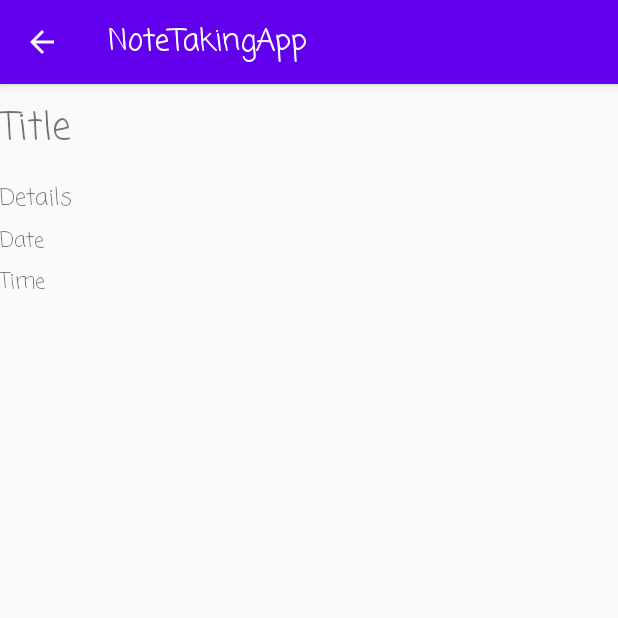
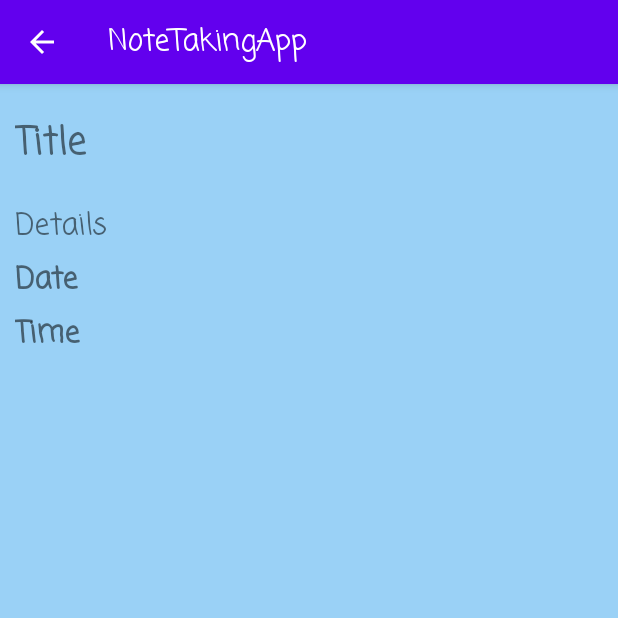
Before and after one commit to awc15/Note-Taking-Application-Android, an Android app: the ShowNote screen opened directly, with no data from a screen before it, on a phone screen of 412 x 824 dp, the top half of it. Run offline under Robolectric (Android 15) with nearby library versions, the phone set to English and light mode, and no system bars; 4 statements that could not run were skipped.

Commit message:
Now we can add note and display them on the main page to.

```diff
--- a/app/src/main/java/com/example/notetakingapp/AddNote.java
+++ b/app/src/main/java/com/example/notetakingapp/AddNote.java
@@ -77,7 +77,7 @@ public class AddNote extends AppCompatActivity implements DatePickerDialog.OnDat
                                 time.setText(hourOfDay + ":" + mMinute);
                                 timeSet = true;
                             }
-                        }, 12, 0, false
+                        }, 12, 0, true
                 );
                 timePickerDialog.updateTime(mHour, minute);
                 timePickerDialog.show();
--- a/app/src/main/java/com/example/notetakingapp/MainActivity.java
+++ b/app/src/main/java/com/example/notetakingapp/MainActivity.java
@@ -43,7 +43,7 @@ public class MainActivity extends AppCompatActivity {
             public void onItemClicked(int position) {
                // Toast.makeText(getApplicationContext(),"Item : "+position,Toast.LENGTH_SHORT).show();
                 Intent intent=new Intent(getApplicationContext(),ShowNote.class);
-                intent.putExtra("ID",position);
+                intent.putExtra("ID",position+1);
                 startActivity(intent);
             }
         });
--- a/app/src/main/java/com/example/notetakingapp/ShowNote.java
+++ b/app/src/main/java/com/example/notetakingapp/ShowNote.java
@@ -2,6 +2,7 @@ package com.example.notetakingapp;
 
 import androidx.appcompat.app.AppCompatActivity;
 
+import android.database.Cursor;
 import android.database.sqlite.SQLiteDatabase;
 import android.os.Bundle;
 import android.widget.TextView;
@@ -9,7 +10,7 @@ import android.widget.Toast;
 
 public class ShowNote extends AppCompatActivity {
 
-    TextView title,detail,date,time;
+    TextView title, detail, date, time;
     SQLiteDatabase mDatabase;
     NotesDBHelper dbHelper;
 
@@ -17,17 +18,41 @@ public class ShowNote extends AppCompatActivity {
     protected void onCreate(Bundle savedInstanceState) {
         super.onCreate(savedInstanceState);
         setContentView(R.layout.activity_show_note);
-        long ID=getIntent().getIntExtra("ID",0);
-        String SEARCH_QUERY="SELECT * FROM "+ NotesContract.Notes.TABLE_NAME +
-                " WHERE "+ NotesContract.Notes._ID + " = "+ID;
-       // Toast.makeText(getApplicationContext(),"ID : "+ ID,Toast.LENGTH_SHORT).show();
-        title=findViewById(R.id.title);
-        detail=findViewById(R.id.detail);
-        date=findViewById(R.id.date);
-        time=findViewById(R.id.time);
-        dbHelper=new NotesDBHelper(this);
-        mDatabase=dbHelper.getReadableDatabase();
-        mDatabase.execSQL(SEARCH_QUERY);
-        Toast.makeText(getApplicationContext(),"Hello"+"\n"+mDatabase.execSQL(SEARCH_QUERY),Toast.LENGTH_SHORT).show();
+        long ID = getIntent().getIntExtra("ID", 0);
+        String SEARCH_QUERY = "SELECT * FROM " + NotesContract.Notes.TABLE_NAME +
+                " WHERE " + NotesContract.Notes._ID + " = " + ID;
+        // Toast.makeText(getApplicationContext(),"ID : "+ ID,Toast.LENGTH_SHORT).show();
+        title = findViewById(R.id.title);
+        detail = findViewById(R.id.detail);
+        date = findViewById(R.id.date);
+        time = findViewById(R.id.time);
+        dbHelper = new NotesDBHelper(this);
+        mDatabase = dbHelper.getReadableDatabase();
+
+        Cursor cursor = mDatabase.query(NotesContract.Notes.TABLE_NAME,
+                new String[]{NotesContract.Notes.NOTES_TITLE, NotesContract.Notes.NOTES_DESCRIPTION,
+                        NotesContract.Notes.NOTES_TIME,NotesContract.Notes.NOTES_DATE},
+                NotesContract.Notes._ID + "=?",
+                new String[]{String.valueOf(ID)}, null, null, null, null);
+
+        if (cursor != null)
+            cursor.moveToFirst();
+       // String checkTitle = ;
+        title.setText(cursor.getString(cursor.getColumnIndex(NotesContract.Notes.NOTES_TITLE)));
+        detail.setText(cursor.getString(cursor.getColumnIndex(NotesContract.Notes.NOTES_DESCRIPTION)));
+        date.setText(cursor.getString(cursor.getColumnIndex(NotesContract.Notes.NOTES_DATE)));
+        time.setText(cursor.getString(cursor.getColumnIndex(NotesContract.Notes.NOTES_TIME)));
+        cursor.close();
+
+
+
+
+
+
+//        Cursor cursor = mDatabase.rawQuery(SEARCH_QUERY, null);
+//        if (cursor != null) {
+//            cursor.moveToNext();
+//            title.setText(cursor.getColumnIndex(NotesContract.Notes.NOTES_TITLE));
+        }
+
     }
-}
--- a/app/src/main/res/layout/activity_main.xml
+++ b/app/src/main/res/layout/activity_main.xml
@@ -4,7 +4,8 @@
     xmlns:tools="http://schemas.android.com/tools"
     android:layout_width="match_parent"
     android:layout_height="match_parent"
-    tools:context=".MainActivity">
+    tools:context=".MainActivity"
+    android:background="#9AD1F6">
 
     <androidx.recyclerview.widget.RecyclerView
         android:id="@+id/recyclerView"
--- a/app/src/main/res/layout/activity_show_note.xml
+++ b/app/src/main/res/layout/activity_show_note.xml
@@ -4,32 +4,46 @@
     xmlns:tools="http://schemas.android.com/tools"
     android:layout_width="match_parent"
     android:layout_height="match_parent"
+    android:orientation="vertical"
+    android:padding="10dp"
     tools:context=".ShowNote"
-    android:orientation="vertical">
+    android:background="#9AD1F6">
+
     <TextView
         android:id="@+id/title"
         android:layout_width="match_parent"
         android:layout_height="wrap_content"
+        android:layout_marginTop="10dp"
         android:text="Title"
         android:textSize="25sp"
-    android:layout_marginTop="10dp"/>
+        android:textStyle="bold" />
+
     <TextView
         android:id="@+id/detail"
         android:layout_width="match_parent"
         android:layout_height="wrap_content"
-        android:textSize="15sp"
+        android:layout_marginTop="20sp"
+        android:fontFamily="sans-serif-black"
         android:text="Details"
-        android:layout_marginTop="15dp"/>
+        android:textSize="20sp" />
+
     <TextView
         android:id="@+id/date"
         android:layout_width="match_parent"
         android:layout_height="wrap_content"
+        android:layout_marginTop="5dp"
+        android:fontFamily="casual"
         android:text="Date"
-        android:layout_marginTop="5dp"/>
+        android:textSize="20sp"
+        android:textStyle="bold" />
+
     <TextView
         android:id="@+id/time"
         android:layout_width="match_parent"
         android:layout_height="wrap_content"
+        android:layout_marginTop="5dp"
+        android:fontFamily="casual"
         android:text="Time"
-        android:layout_marginTop="5dp"/>
+        android:textSize="20sp"
+        android:textStyle="bold" />
 </LinearLayout>
```
Lines whose indentation alone changed are shown as unchanged.
